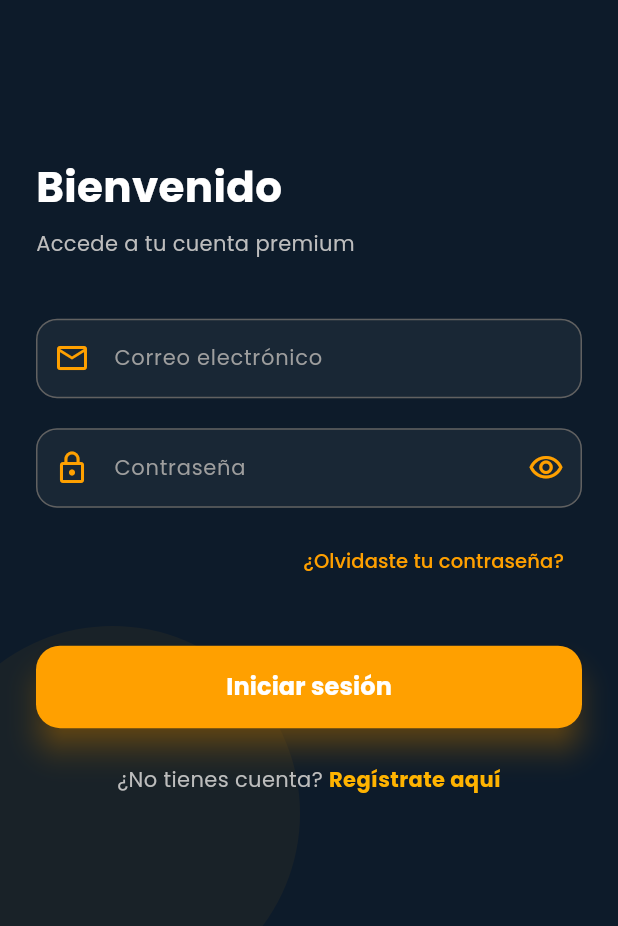
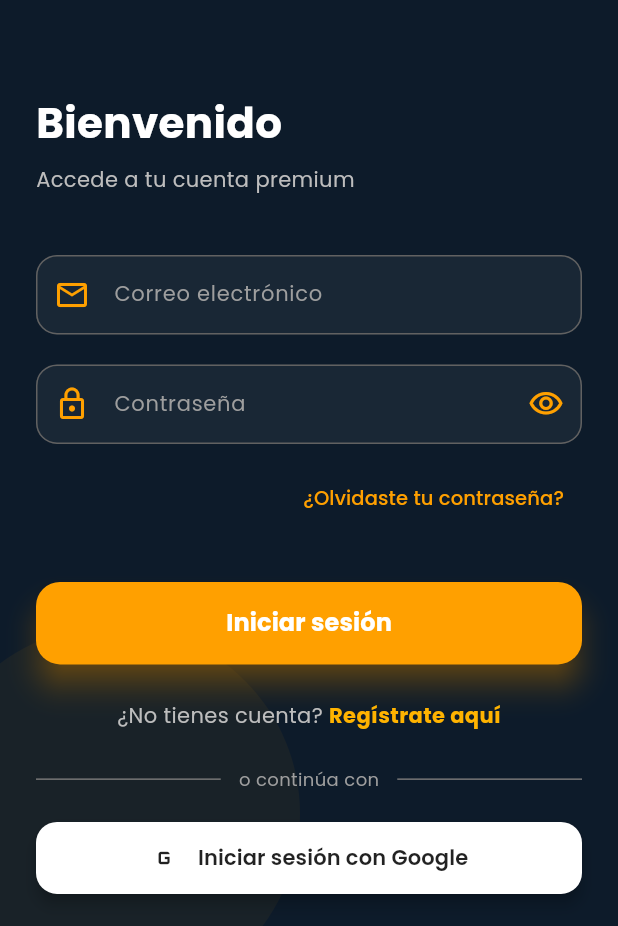
Before and after one commit to ignrodvaz/SoleraBravoApp, a Flutter app: the screen it shows after launch, on a phone screen of 412 x 824 dp, the part 310-1236 px from its top. Run offline on Flutter 3.47's test engine with Material 3 defaults, Android fonts, the phone set to English and light mode, and no system bars; our stand-ins replace cloud_firestore, firebase_auth, firebase_core, google_fonts, google_sign_in, image_picker; accounts and stored records are empty.

Commit message:
login con gugel (no va muy bien)

```diff
--- a/solerabravoapp/lib/pages/login_page.dart
+++ b/solerabravoapp/lib/pages/login_page.dart
@@ -281,6 +281,71 @@ class _LoginPageState extends State<LoginPage> with TickerProviderStateMixin {
                                   ],
                                 ),
                                 const SizedBox(height: 24),
+                                // Divisor
+                                Row(
+                                  children: [
+                                    Expanded(
+                                      child: Divider(
+                                        color: Colors.grey[600],
+                                        thickness: 1,
+                                      ),
+                                    ),
+                                    Padding(
+                                      padding: const EdgeInsets.symmetric(horizontal: 12),
+                                      child: Text(
+                                        'o continúa con',
+                                        style: GoogleFonts.poppins(
+                                          color: Colors.grey[500],
+                                          fontSize: 12,
+                                        ),
+                                      ),
+                                    ),
+                                    Expanded(
+                                      child: Divider(
+                                        color: Colors.grey[600],
+                                        thickness: 1,
+                                      ),
+                                    ),
+                                  ],
+                                ),
+                                const SizedBox(height: 20),
+                                // Botón Google Sign-In
+                                ElevatedButton(
+                                  onPressed: authProvider.isLoading
+                                      ? null
+                                      : () => _handleGoogleSignIn(context),
+                                  style: ElevatedButton.styleFrom(
+                                    padding:
+                                        const EdgeInsets.symmetric(vertical: 14),
+                                    backgroundColor: Colors.white,
+                                    disabledBackgroundColor:
+                                        Colors.white.withOpacity(0.5),
+                                    foregroundColor: Colors.black87,
+                                    elevation: 4,
+                                    shape: RoundedRectangleBorder(
+                                      borderRadius: BorderRadius.circular(14),
+                                    ),
+                                  ),
+                                  child: Row(
+                                    mainAxisAlignment: MainAxisAlignment.center,
+                                    children: [
+                                      const Icon(
+                                        Icons.g_mobiledata,
+                                        size: 20,
+                                        color: Colors.black87,
+                                      ),
+                                      const SizedBox(width: 12),
+                                      Text(
+                                        'Iniciar sesión con Google',
+                                        style: GoogleFonts.poppins(
+                                          fontSize: 14,
+                                          fontWeight: FontWeight.w600,
+                                          color: Colors.black87,
+                                        ),
+                                      ),
+                                    ],
+                                  ),
+                                ),
                               ],
                             ),
                           ),
@@ -408,6 +473,34 @@ class _LoginPageState extends State<LoginPage> with TickerProviderStateMixin {
     }
   }
 
+  void _handleGoogleSignIn(BuildContext context) async {
+    final authProvider = context.read<AuthProvider>();
+    bool success = await authProvider.loginWithGoogle();
+
+    if (success && mounted) {
+      ScaffoldMessenger.of(context).showSnackBar(
+        SnackBar(
+          content: Text(
+            '¡Bienvenido!',
+            style: GoogleFonts.poppins(color: Colors.white),
+          ),
+          backgroundColor: Colors.green[700],
+        ),
+      );
+      Navigator.of(context).pop();
+    } else if (mounted && authProvider.errorMessage != null) {
+      ScaffoldMessenger.of(context).showSnackBar(
+        SnackBar(
+          content: Text(
+            authProvider.errorMessage ?? 'Error al iniciar sesión con Google',
+            style: GoogleFonts.poppins(),
+          ),
+          backgroundColor: Colors.red[800],
+        ),
+      );
+    }
+  }
+
   void _showForgotPasswordDialog(BuildContext context) {
     TextEditingController emailController = TextEditingController();
 
--- a/solerabravoapp/pubspec.yaml
+++ b/solerabravoapp/pubspec.yaml
@@ -40,6 +40,7 @@ dependencies:
   firebase_auth: ^4.20.0
   cloud_firestore: ^4.17.4
   provider: ^6.1.5+1
+  google_sign_in: ^6.2.1
 
 dev_dependencies:
   flutter_test:
@@ -63,6 +64,7 @@ flutter:
   assets:
     - src/hipometro.png
     - src/Triangulo_Fuerza.png
+    - src/Aplomo.png
 
   # An image asset can refer to one or more resolution-specific "variants", see
   # https://flutter.dev/to/resolution-aware-images
```
Also changed, not shown: solerabravoapp/lib/providers/auth_provider.dart (+20 -0 lines), solerabravoapp/lib/services/auth_service.dart (+75 -0 lines), solerabravoapp/pubspec.lock, 10 other files.
